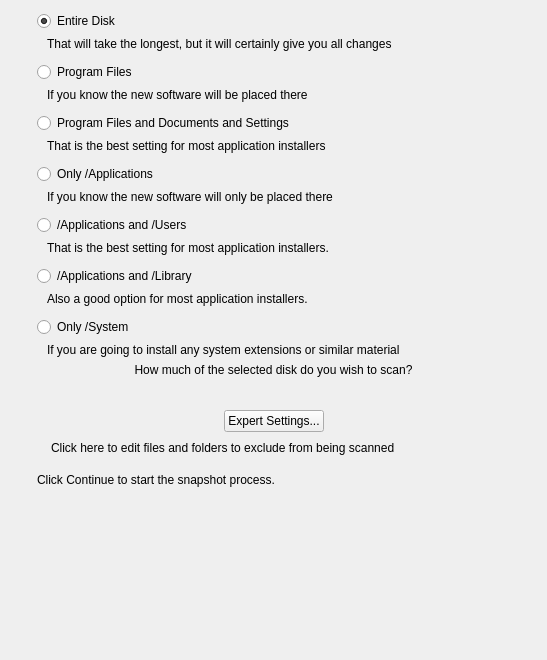
First picture: the form in FWAdminLib/WinMagicFiles/MyPropertyPage3.ui, repository fw-dev/translations, before the edit.
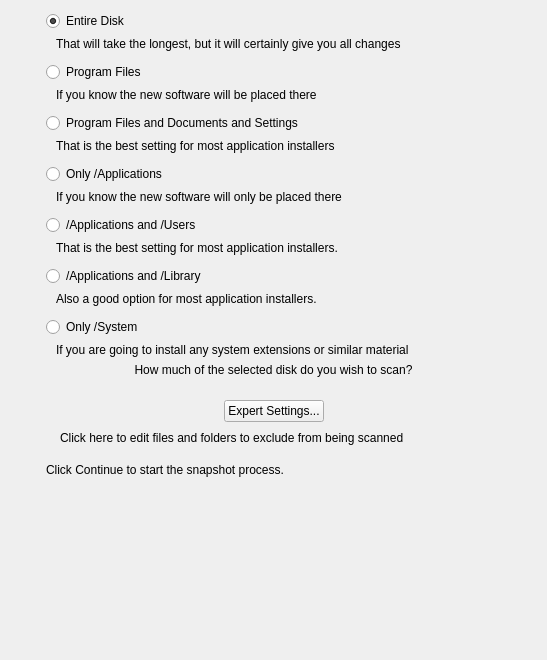
Second picture: the form after the edit.

```diff
--- a/FWAdminLib/WinMagicFiles/MyPropertyPage3.ui
+++ b/FWAdminLib/WinMagicFiles/MyPropertyPage3.ui
@@ -343,22 +343,6 @@
        <item>
         <widget class="QWidget" name="selectionWidget" native="true">
          <layout class="QVBoxLayout" name="verticalLayout">
-          <item>
-           <spacer name="verticalSpacer_2">
-            <property name="orientation">
-             <enum>Qt::Vertical</enum>
-            </property>
-            <property name="sizeType">
-             <enum>QSizePolicy::Fixed</enum>
-            </property>
-            <property name="sizeHint" stdset="0">
-             <size>
-              <width>455</width>
-              <height>10</height>
-             </size>
-            </property>
-           </spacer>
-          </item>
           <item>
            <layout class="QHBoxLayout" name="horizontalLayout">
             <item>
```
